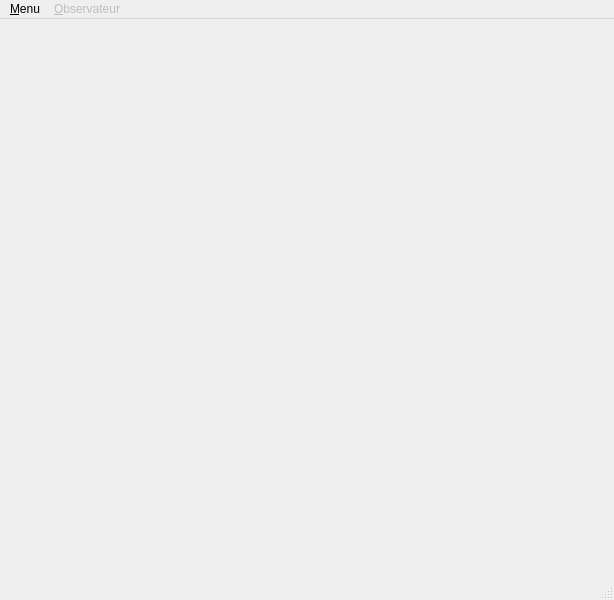
This is Othello/vue/mainwindow.ui in TristanMollet/Othello as Qt 5 draws it before an edit. The edited form follows.
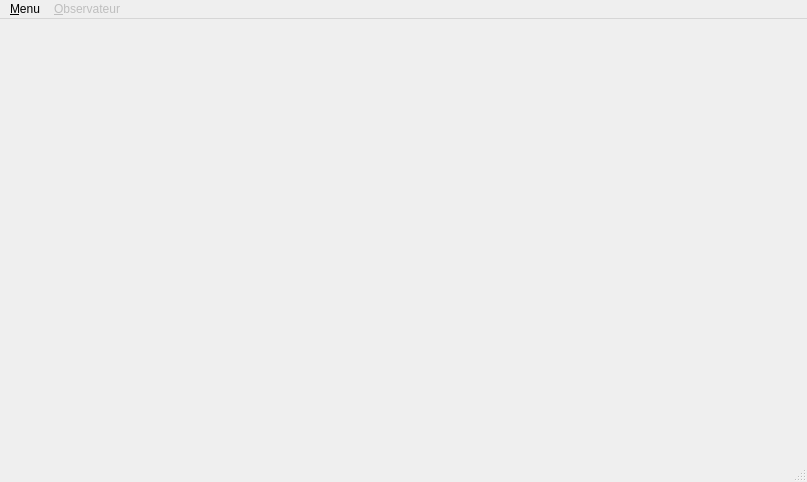
This is the edited form.

```diff
--- a/Othello/vue/mainwindow.ui
+++ b/Othello/vue/mainwindow.ui
@@ -6,20 +6,43 @@
    <rect>
     <x>0</x>
     <y>0</y>
-    <width>614</width>
-    <height>600</height>
+    <width>807</width>
+    <height>482</height>
    </rect>
   </property>
   <property name="windowTitle">
    <string>Othello</string>
   </property>
-  <widget class="QWidget" name="centralwidget"/>
+  <widget class="QWidget" name="centralwidget">
+   <widget class="QWidget" name="verticalLayoutWidget">
+    <property name="geometry">
+     <rect>
+      <x>0</x>
+      <y>0</y>
+      <width>421</width>
+      <height>441</height>
+     </rect>
+    </property>
+    <layout class="QVBoxLayout" name="layGraph"/>
+   </widget>
+   <widget class="QWidget" name="verticalLayoutWidget_2">
+    <property name="geometry">
+     <rect>
+      <x>440</x>
+      <y>0</y>
+      <width>361</width>
+      <height>441</height>
+     </rect>
+    </property>
+    <layout class="QVBoxLayout" name="layTxt"/>
+   </widget>
+  </widget>
   <widget class="QMenuBar" name="menubar">
    <property name="geometry">
     <rect>
      <x>0</x>
      <y>0</y>
-     <width>614</width>
+     <width>807</width>
      <height>21</height>
     </rect>
    </property>
```
